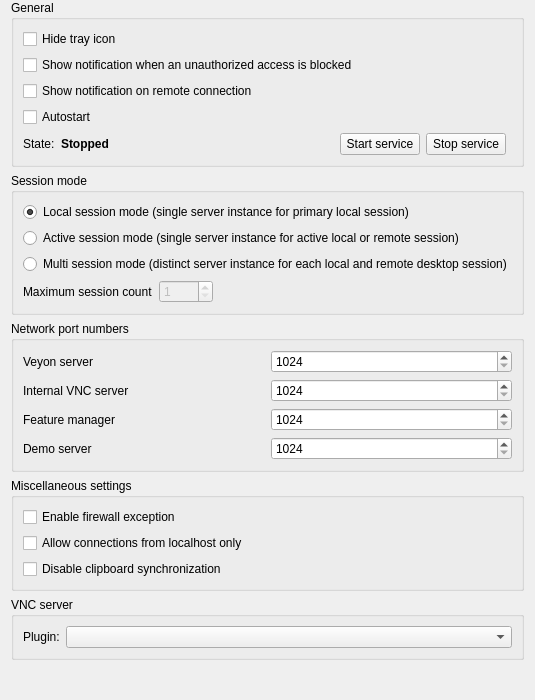
Above: configurator/src/ServiceConfigurationPage.ui from veyon/veyon before the change. Below: the same form after it.
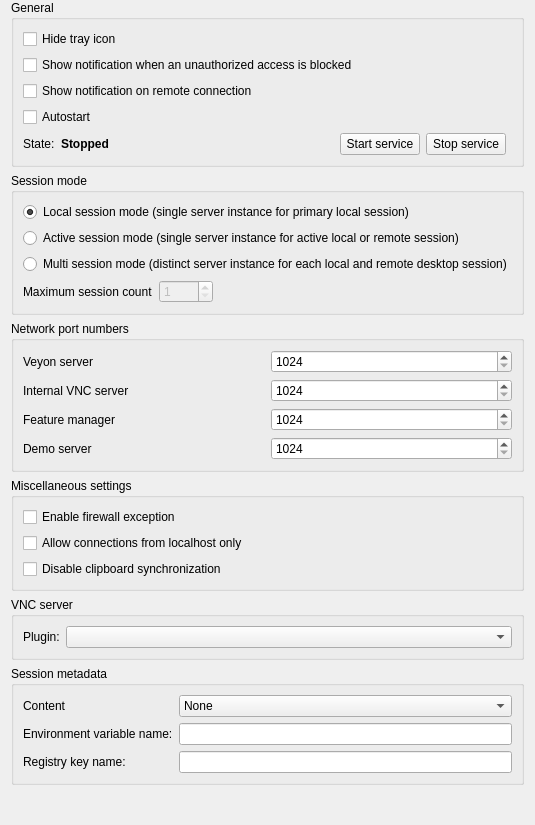
That is the form after the change. Icons and pictures are not drawn.

Commit message: MonitoringMode: add support for querying session meta data

```diff
--- a/configurator/src/ServiceConfigurationPage.ui
+++ b/configurator/src/ServiceConfigurationPage.ui
@@ -331,6 +331,73 @@
      </layout>
     </widget>
    </item>
+   <item>
+    <widget class="QGroupBox" name="sessionMetaDataGroupBox">
+     <property name="title">
+      <string>Session metadata</string>
+     </property>
+     <layout class="QFormLayout" name="formLayout">
+      <item row="0" column="0">
+       <widget class="QLabel" name="sessionMetaDataContentLabel">
+        <property name="text">
+         <string>Content</string>
+        </property>
+       </widget>
+      </item>
+      <item row="0" column="1">
+       <widget class="QComboBox" name="sessionMetaDataContent">
+        <property name="sizePolicy">
+         <sizepolicy hsizetype="MinimumExpanding" vsizetype="Fixed">
+          <horstretch>0</horstretch>
+          <verstretch>0</verstretch>
+         </sizepolicy>
+        </property>
+        <item>
+         <property name="text">
+          <string>None</string>
+         </property>
+        </item>
+        <item>
+         <property name="text">
+          <string>Value of an environment variable</string>
+         </property>
+        </item>
+        <item>
+         <property name="text">
+          <string>Value of a registry key</string>
+         </property>
+        </item>
+       </widget>
+      </item>
+      <item row="1" column="0">
+       <widget class="QLabel" name="sessionMetaDataEnvironmentVariableLabel">
+        <property name="text">
+         <string>Environment variable name:</string>
+        </property>
+       </widget>
+      </item>
+      <item row="1" column="1">
+       <widget class="QLineEdit" name="sessionMetaDataEnvironmentVariable"/>
+      </item>
+      <item row="2" column="0">
+       <widget class="QLabel" name="sessionMetaDataRegistryKeyLabel">
+        <property name="text">
+         <string>Registry key name:</string>
+        </property>
+       </widget>
+      </item>
+      <item row="2" column="1">
+       <widget class="QLineEdit" name="sessionMetaDataRegistryKey">
+        <property name="toolTip">
+         <string>Optionally enter a regular expression with a capture to extract a part of the computer name and use it as the display name for the computer.
+
+Example: [^-]*-(PC[0-9]*)</string>
+        </property>
+       </widget>
+      </item>
+     </layout>
+    </widget>
+   </item>
    <item>
     <spacer name="verticalSpacer">
      <property name="orientation">
```
Left out of the diff: 83 changed lines with no effect on the pictures. The commit also changes 6 other files.
